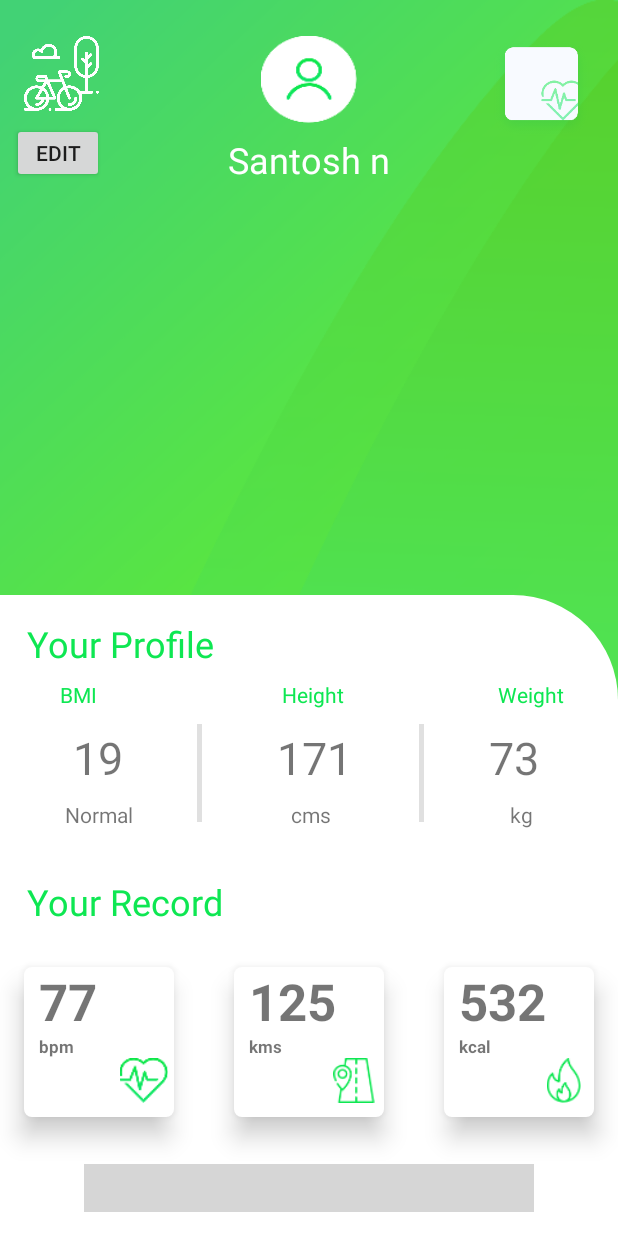
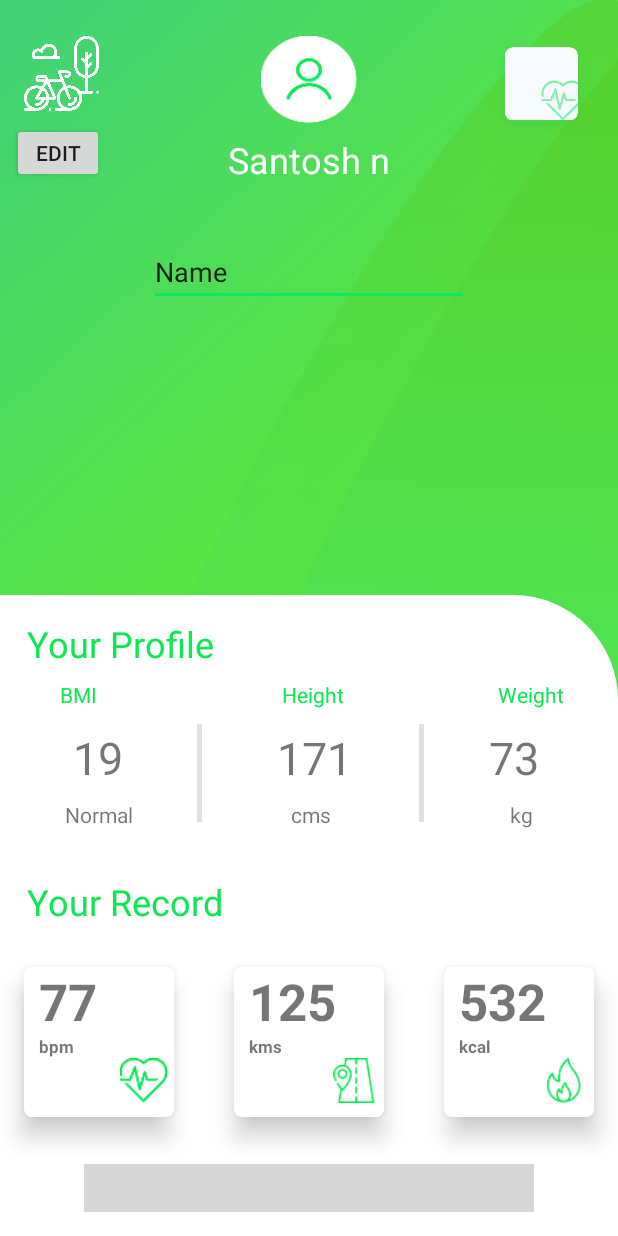
Before and after one commit to maheshc7/PedalEze, an Android app: the ProfileActivity screen opened directly, with no data from a screen before it, on a phone screen of 412 x 824 dp. Run offline under Robolectric (Android 15) with nearby library versions, the phone set to English and light mode, and no system bars; libraries missing offline, so code that uses them is left out: com.betomaluje.miband, com.ncorti.slidetoact; plain views replace SlideToActView; Roboto replaces fonts that are not available here; 4 statements that could not run were skipped; grey boxes are pictures that could not be loaded.

Commit message:
Update: BLE Simulation

```diff
--- a/app/src/main/java/com/smazee/product/pedaleze/LoginActivity.java
+++ b/app/src/main/java/com/smazee/product/pedaleze/LoginActivity.java
@@ -251,11 +251,11 @@ public class LoginActivity extends AppCompatActivity implements VerificationList
     public void intent(boolean fill){
         if(fill){
             Intent toProfile = new Intent(LoginActivity.this,ProfileActivity.class);
-            toProfile.putExtra("dest","login");
             startActivity(toProfile);
         }
         else{
             Intent toDetails = new Intent(LoginActivity.this,DetailsActivity.class);
+            toDetails.putExtra("dest","login");
             startActivity(toDetails);
         }
     }
--- a/app/src/main/java/com/smazee/product/pedaleze/MapsActivity.java
+++ b/app/src/main/java/com/smazee/product/pedaleze/MapsActivity.java
@@ -19,6 +19,7 @@ import android.support.v4.content.ContextCompat;
 import android.telephony.SmsManager;
 import android.util.Log;
 import android.view.KeyEvent;
+import android.view.MotionEvent;
 import android.view.View;
 import android.widget.Button;
 import android.widget.ImageView;
@@ -101,6 +102,7 @@ public class MapsActivity extends FragmentActivity implements OnMapReadyCallback
         heart_rate.setVisibility(View.INVISIBLE);
         dest_layout.setVisibility(View.INVISIBLE);
     }
+
 
     @Override
     protected void onResume() {
--- a/app/src/main/res/layout/activity_profile.xml
+++ b/app/src/main/res/layout/activity_profile.xml
@@ -432,6 +432,20 @@
         app:layout_constraintStart_toStartOf="parent"
         app:layout_constraintTop_toBottomOf="@+id/profile_menu_btn" />
 
+    <EditText
+        android:id="@+id/mac"
+        android:layout_width="wrap_content"
+        android:layout_height="wrap_content"
+        android:layout_marginStart="8dp"
+        android:layout_marginTop="36dp"
+        android:layout_marginEnd="8dp"
+        android:ems="10"
+        android:inputType="textPersonName"
+        android:text="Name"
+        app:layout_constraintEnd_toEndOf="parent"
+        app:layout_constraintStart_toStartOf="parent"
+        app:layout_constraintTop_toBottomOf="@+id/profile_name" />
+
     <!--<Button-->
         <!--android:id="@+id/connect_btn"-->
         <!--android:layout_width="wrap_content"-->
```
Also changed, not shown: app/src/main/java/com/smazee/product/pedaleze/DetailsActivity.java (+15 -3 lines), app/src/main/java/com/smazee/product/pedaleze/ProfileActivity.java (+27 -9 lines), app/src/main/java/com/smazee/product/pedaleze/model/MessageSender.java (+12 -3 lines), app/src/main/java/com/smazee/product/pedaleze/model/rest/message/LoginResponse.java (+9 -6 lines).
